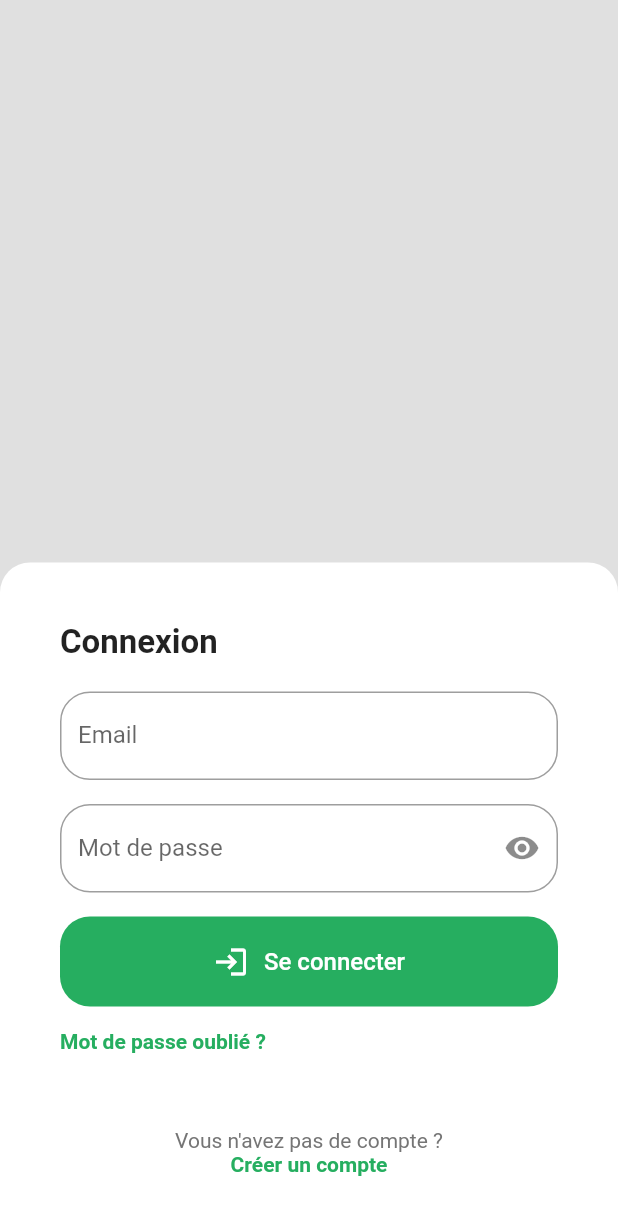
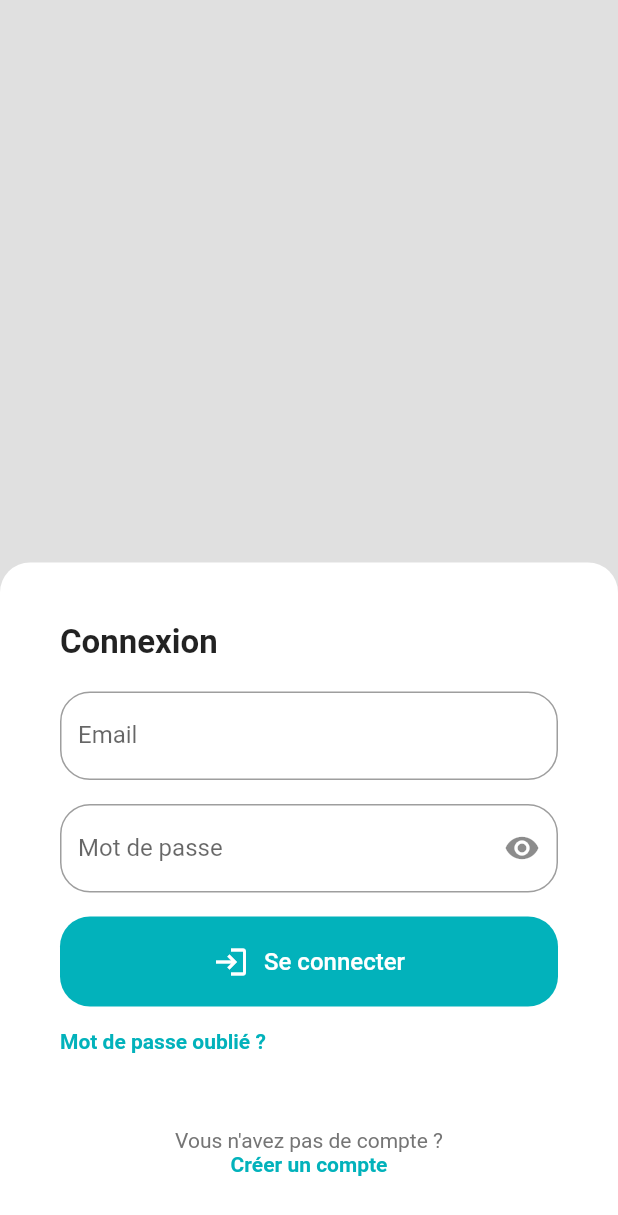
Before and after one commit to SachaBydon/tp2_dev_mobile, a Flutter app: the screen it shows after launch, on a phone screen of 412 x 824 dp. Shown: the top 1215 px of the screen. Run offline on Flutter 3.47's test engine with Material 2 defaults, Android fonts, the phone set to English and light mode, and no system bars; our stand-ins replace cloud_firestore, firebase_auth, firebase_core, get_it, image_picker, rxdart and 1 more; accounts and stored records are empty.

Commit message:
Fix loading bug on app lunch

```diff
--- a/lib/main.dart
+++ b/lib/main.dart
@@ -6,11 +6,13 @@ import 'package:tp2_dev_mobile/models/app_state.dart';
 
 import 'package:tp2_dev_mobile/screens/home.dart';
 import 'package:tp2_dev_mobile/screens/login.dart';
+import 'package:tp2_dev_mobile/screens/signin.dart';
 
 GetIt getIt = GetIt.instance;
 
-//TODO: Améliorer la page d'ajout de produit
-//TODO: Ajouter une page de création de compte
+//TODO: Ajouter commentaires
+//TODO: Faire un rapport
+
 void main() async {
   //Wait Firebase is fully initialized before starting the app
   WidgetsFlutterBinding.ensureInitialized();
@@ -32,7 +34,7 @@ class _MyAppState extends State<MyApp> {
   Future<bool> aslogin() async {
     try {
       final prefs = await SharedPreferences.getInstance();
-      var userLogin = prefs.getString('user_login');
+      String? userLogin = prefs.getString('user_login');
       return (userLogin != null);
     } catch (e) {
       print(e);
@@ -53,17 +55,26 @@ class _MyAppState extends State<MyApp> {
               theme: ThemeData(
                 canvasColor: Colors.transparent,
                 colorScheme: const ColorScheme.light(
-                  primary: Color(0xff26AE60),
-                  secondary: Color(0xff26AE60),
+                  primary: Color(0xff02B2BB),
+                  secondary: Color(0xff02B2BB),
+                  secondaryVariant: Color(0xff26AE60),
                 ),
               ),
               routes: {
                 '/login': (context) => const Login(),
+                '/signin': (context) => const Signin(),
                 '/home': (context) => const Home(),
               },
             );
           } else {
-            return const Center(child: CircularProgressIndicator());
+            return MaterialApp(
+              debugShowCheckedModeBanner: false,
+              builder: (context, child) {
+                return const Scaffold(
+                  backgroundColor: Colors.white,
+                );
+              },
+            );
           }
         });
   }
```
